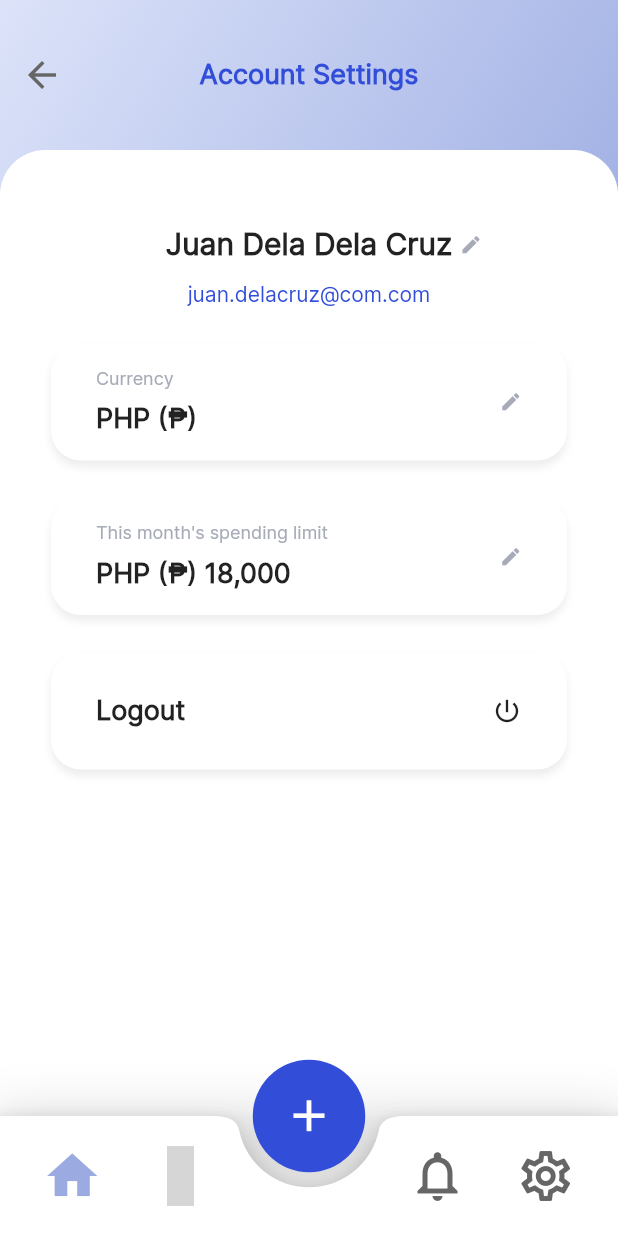
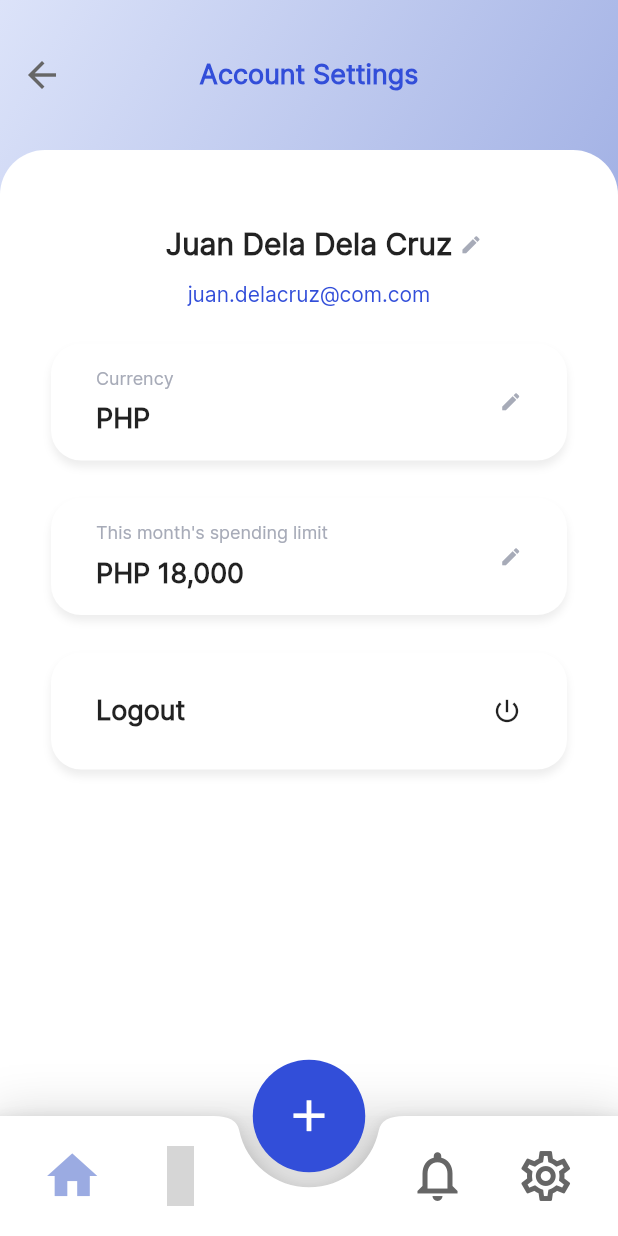
Before and after one commit to framgia/sph_flutter-capstone, a Flutter app: the AccountSettings screen opened by its route, on a phone screen of 412 x 824 dp. Run offline on Flutter 3.47's test engine with Material 2 defaults, Android fonts, the phone set to English and light mode, and no system bars; our stand-ins replace auto_route, hooks_riverpod, material_design_icons_flutter; missing offline and left inert: currency_picker, sqfentity, sqfentity_gen; accounts and stored records are empty; statements that could not run were skipped; grey boxes are pictures that could not be loaded.

Commit message:
Implement UI for Currency Picker form (#20)
* Implement UI for Currency Picker form (fixed conflicts)

* Implement UI for Currency Picker form (fixed duplicate color)

```diff
--- a/lib/views/pages/account_settings/account_settings.dart
+++ b/lib/views/pages/account_settings/account_settings.dart
@@ -4,6 +4,7 @@ import 'package:sun_flutter_capstone/views/widgets/template.dart';
 import 'package:sun_flutter_capstone/views/widgets/cards/elevated_card.dart';
 import 'package:sun_flutter_capstone/views/widgets/rounded_background.dart';
 import 'package:sun_flutter_capstone/consts/global_style.dart';
+import 'package:sun_flutter_capstone/views/pages/account_settings/currency_picker.dart';
 
 class AccountSettings extends HookConsumerWidget {
   const AccountSettings({Key? key}) : super(key: key);
@@ -11,7 +12,7 @@ class AccountSettings extends HookConsumerWidget {
   final String firstName = 'Juan Dela';
   final String lastName = 'Dela Cruz';
   final String email = 'juan.delacruz@com.com';
-  final String currency = 'PHP (₱)';
+  final String currency = 'PHP';
   final String spendingLimit = '18,000';
 
   @override
@@ -61,42 +62,7 @@ class AccountSettings extends HookConsumerWidget {
                 ),
                 ElevatedCard(
                   width: 344.0,
-                  content: Row(
-                    children: [
-                      Column(
-                        crossAxisAlignment: CrossAxisAlignment.start,
-                        children: [
-                          Text(
-                            'Currency',
-                            style: TextStyle(
-                              fontSize: 12,
-                              fontWeight: FontWeight.w500,
-                              color: AppColor.lightGray,
-                            ),
-                          ),
-                          Text(
-                            currency,
-                            style: TextStyle(
-                              fontSize: 18,
-                              fontWeight: FontWeight.w600,
-                              height: 1.8,
-                            ),
-                          ),
-                        ],
-                      ),
-                      Spacer(),
-                      IconButton(
-                        icon: const Icon(Icons.edit),
-                        onPressed: () {
-                          print('clicked');
-                        },
-                        color: AppColor.lightGray,
-                        iconSize: 15.0,
-                        alignment: Alignment.centerRight,
-                        padding: EdgeInsets.all(0.0),
-                      ),
-                    ],
-                  ),
+                  content: CurrencyPicker(),
                 ),
                 ElevatedCard(
                   width: 344.0,
--- /dev/null
+++ b/lib/views/pages/account_settings/currency_picker.dart
@@ -0,0 +1,83 @@
+import 'package:flutter/material.dart';
+import 'package:currency_picker/currency_picker.dart';
+import 'package:flutter/widgets.dart';
+import 'package:sun_flutter_capstone/consts/global_style.dart';
+
+
+class CurrencyPicker extends StatefulWidget {
+  const CurrencyPicker({Key? key}) : super (key: key);
+
+  @override
+  _CurrencyPicker createState() => _CurrencyPicker();
+}
+
+class _CurrencyPicker extends State<CurrencyPicker> {
+  String currencyCode = 'PHP';
+
+  Future<void> _changeCurrency(code) async {
+    setState(() {
+      currencyCode = code;
+    });
+  }
+
+  @override
+  Widget build(BuildContext context) {
+    return Row(
+      children: [
+        Column(
+          crossAxisAlignment: CrossAxisAlignment.start,
+          children: [
+            Text(
+              'Currency',
+              style: TextStyle(
+                fontSize: 12,
+                fontWeight: FontWeight.w500,
+                color: AppColor.lightGray,
+              ),
+            ),
+            Text(
+              currencyCode,
+              style: TextStyle(
+                fontSize: 18,
+                fontWeight: FontWeight.w600,
+                height: 1.8,
+              ),
+            ),
+          ],
+        ),
+        Spacer(),
+        IconButton(
+          icon: const Icon(Icons.edit),
+          onPressed: () {
+            showCurrencyPicker(
+              theme: CurrencyPickerThemeData(
+                flagSize: 25,
+                titleTextStyle:
+                    TextStyle(fontSize: 17, fontWeight: FontWeight.w600),
+                subtitleTextStyle: TextStyle(
+                  fontSize: 15,
+                  color: Theme.of(context).hintColor,
+                ),
+                backgroundColor: Colors.white,
+              ),
+              context: context,
+              showFlag: true,
+              showCurrencyName: true,
+              showCurrencyCode: true,
+              favorite: [currencyCode],
+              searchHint: 'Set a currency',
+              onSelect: (Currency currency) {
+                print('Select currency: ${currency.code}');
+                _changeCurrency(currency.code);
+              },
+            );
+          },
+          color: AppColor.lightGray,
+          iconSize: 15.0,
+          alignment: Alignment.centerRight,
+          padding: EdgeInsets.all(0.0),
+        ),
+      ],
+    );
+  }
+}
--- a/pubspec.yaml
+++ b/pubspec.yaml
@@ -19,6 +19,7 @@ dependencies:
   http: ^0.13.4
   intl: ^0.17.0
   material_design_icons_flutter: ^5.0.6595
+  currency_picker: ^2.0.9
 
 dev_dependencies:
   auto_route_generator: ^3.2.3
```
Also changed, not shown: lib/views/pages/account_settings/update_basic_info.dart (added), pubspec.lock.
